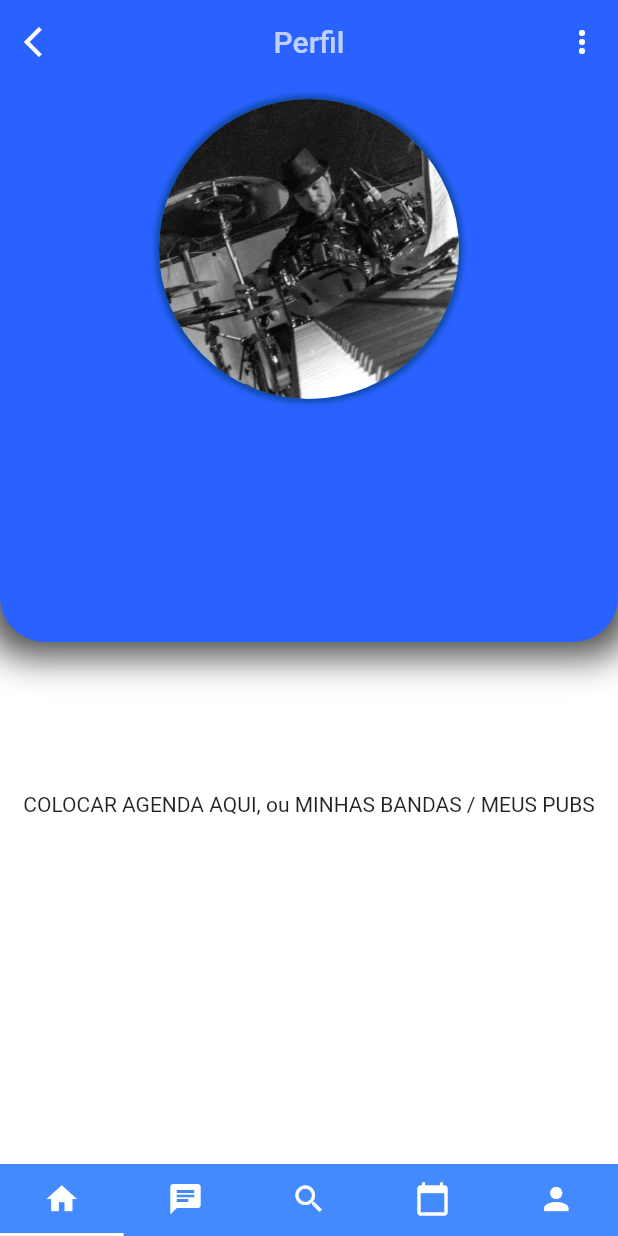
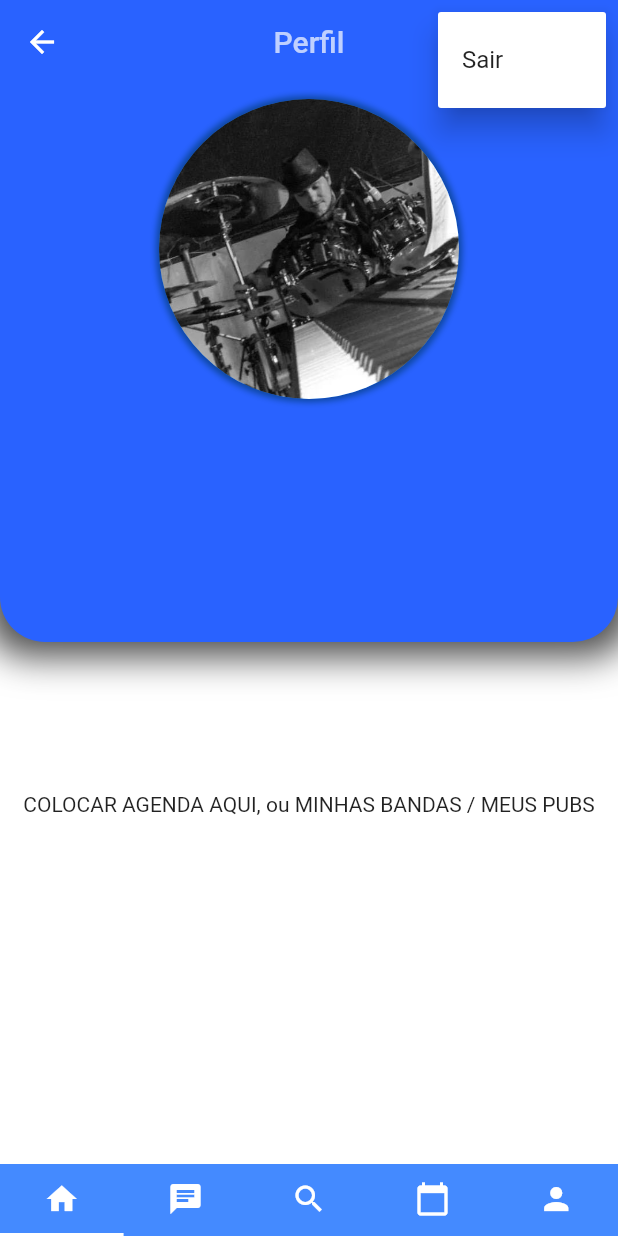
Before and after one commit to Rossitto/lsrtcc_Frontend_Flutter, a Flutter app: the ProfileScreen screen opened by its route, after a tap on the "more vert" icon, on a phone screen of 412 x 824 dp. Run offline on Flutter 3.47's test engine with Material 2 defaults, Android fonts, the light colour scheme and no system bars; our stand-ins replace animated_text_kit, get_storage, table_calendar; missing offline and left inert: date_time_format, emojis; accounts and stored records are empty.

Commit message:
logout button working

```diff
--- a/lib/screens/profile_screen.dart
+++ b/lib/screens/profile_screen.dart
@@ -4,6 +4,7 @@ import 'package:lsrtcc_flutter/constants.dart';
 import 'package:flutter/material.dart';
 import 'package:lsrtcc_flutter/components/rounded_button.dart';
 import 'package:lsrtcc_flutter/model/band.dart';
+import 'package:lsrtcc_flutter/screens/welcome_screen.dart';
 import 'package:lsrtcc_flutter/services/backend_api.dart';
 
 class ProfileScreen extends StatefulWidget {
@@ -41,22 +42,54 @@ class _ProfileScreenState extends State<ProfileScreen>
         ),
         elevation: 0,
         backgroundColor: Colors.blueAccent[700],
-        leading: IconButton(
-          icon: Icon(Icons.arrow_back_ios, color: Colors.white),
-          onPressed: () {
-            Navigator.pop(context);
-          },
-        ),
+        // leading: IconButton(
+        //   icon: Icon(Icons.arrow_back_ios, color: Colors.white),
+        //   onPressed: () {
+        //     // Navigator.pop(context);
+        //   },
+        // ),
         actions: <Widget>[
-          IconButton(
-            icon: Icon(
+          PopupMenuButton(
+            itemBuilder: (BuildContext bc) => [
+              PopupMenuItem(child: Text("Sair"), value: WelcomeScreen.id),
+            ],
+            onSelected: (route) {
+              print(route);
+              Navigator.pushNamed(context, route);
+            },
+            child: Icon(
               Icons.more_vert,
               color: Colors.white,
             ),
-            onPressed: () {
-              // TODO: menu 3 pontinhos superior direito: 1) alterar foto de perfil. 2) alterar senha. 3) alterar nickname? 4) alterar e-mail? 5) ver minhas bandas?
-            },
-          )
+          ),
+
+          // PopupMenuButton(
+          //   onSelected: (dynamic index) {
+          //     print('index is $index');
+          //     Navigator.pushNamed(context, WelcomeScreen.id);
+          //   },
+          //   child: Icon(
+          //     Icons.more_vert,
+          //     color: Colors.white,
+          //   ),
+          //   itemBuilder: (context) {
+          //     return List.generate(1, (index) {
+          //       return PopupMenuItem(
+          //         child: Text('Sair'),
+          //       );
+          //     });
+          //   },
+          // ),
+
+          // IconButton(
+          //   icon: Icon(
+          //     Icons.more_vert,
+          //     color: Colors.white,
+          //   ),
+          //   onPressed: () {
+          //     // TODO: menu 3 pontinhos superior direito: 1) alterar foto de perfil. 2) alterar senha. 3) alterar nickname? 4) alterar e-mail? 5) ver minhas bandas?
+          //   },
+          // )
         ],
       ),
       body: Container(
@@ -208,12 +241,6 @@ class _ProfileScreenState extends State<ProfileScreen>
                 color: Colors.white,
                 // size: 40.0,
               ),
-              // TODO: colocar um button invisível aqui e printar o userLoggedInResponseBody do sharedPrefs
-              // child: FlatButton(
-              //   onPressed: () {
-              //     print('PERFIL PRESSIONADO');
-              //   },
-              // ),
             ),
           ],
         ),
```
